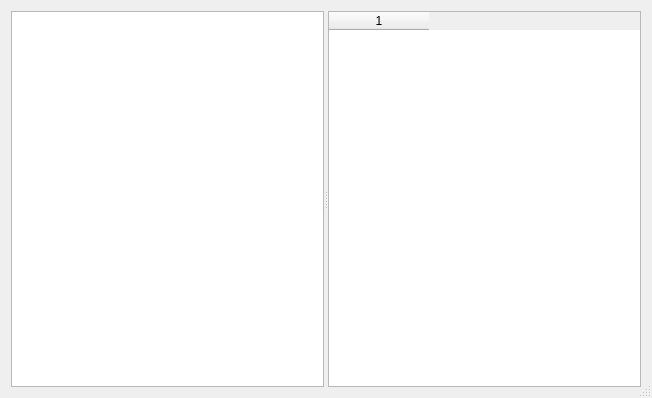
The window that src/tiled/customtypeseditor.ui (mapeditor/tiled) describes before a commit, drawn with Qt 5.
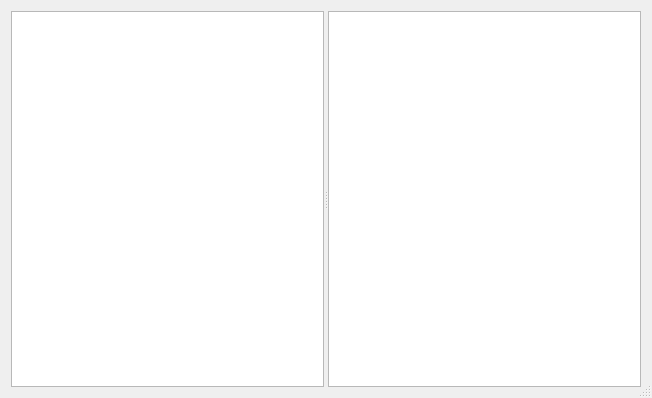
The same window after the commit.

Patch:
```diff
--- a/src/tiled/customtypeseditor.ui
+++ b/src/tiled/customtypeseditor.ui
@@ -51,7 +51,7 @@
         <number>0</number>
        </property>
        <item>
-        <widget class="QTableWidget" name="detailsTable">
+        <widget class="QTreeView" name="detailsTable">
          <property name="minimumSize">
           <size>
            <width>0</width>
@@ -73,13 +73,12 @@
          <property name="autoFillBackground">
           <bool>false</bool>
          </property>
-         <property name="rowCount">
-          <number>0</number>
+         <property name="rootIsDecorated">
+          <bool>false</bool>
          </property>
-         <property name="columnCount">
-          <number>1</number>
+         <property name="uniformRowHeights">
+          <bool>true</bool>
          </property>
-         <column/>
         </widget>
        </item>
       </layout>
```
Left out of the diff: 27 changed lines with no effect on the pictures.
